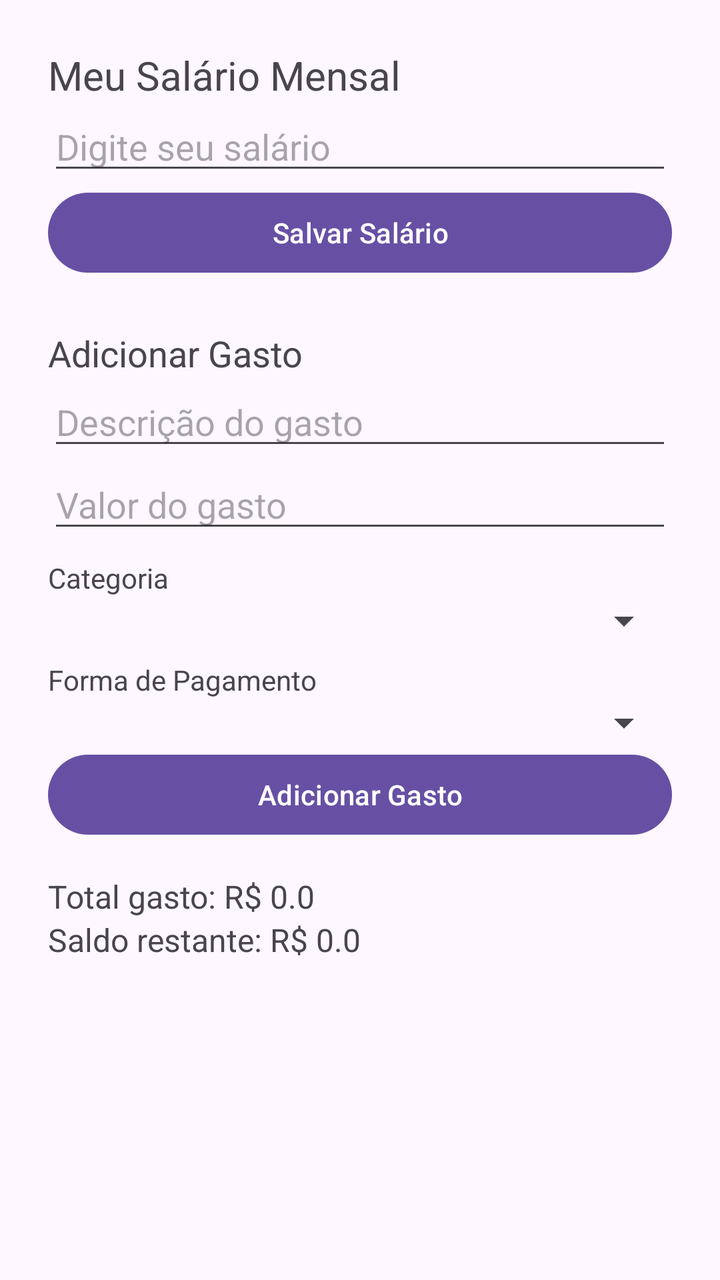
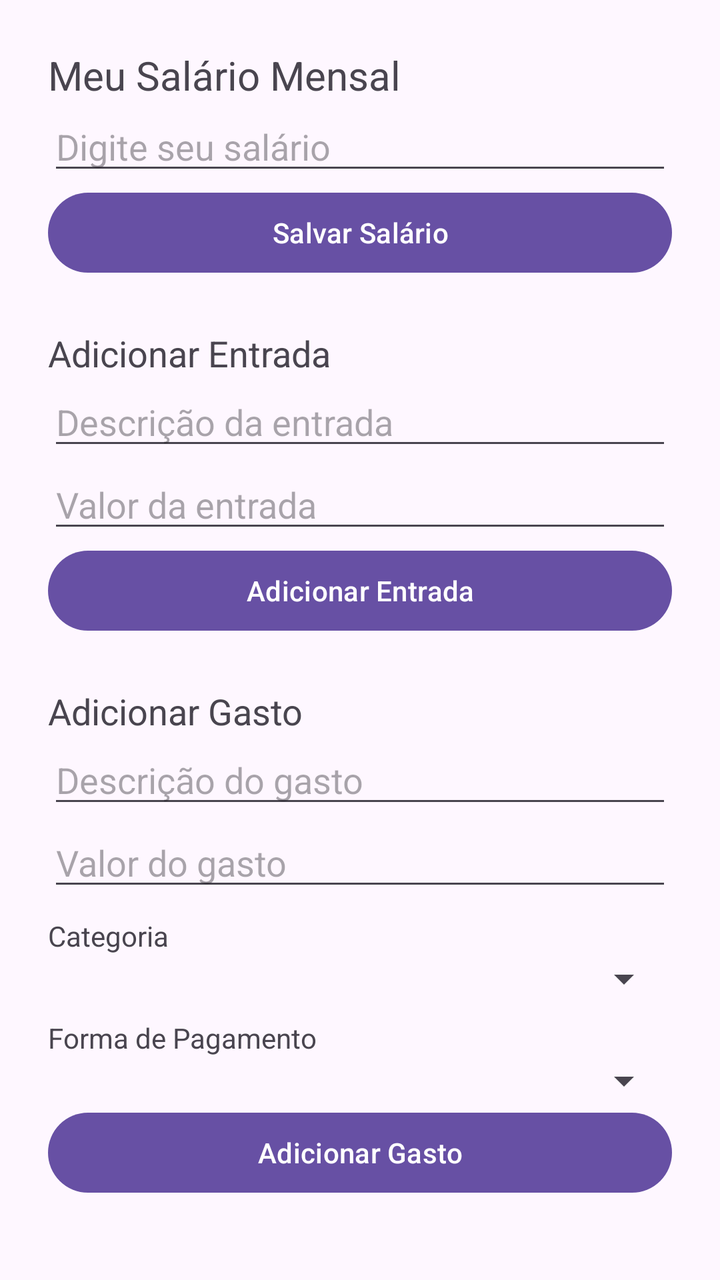

Before-and-after screenshots of an Android layout around one commit, followed by the original layout XML and the change that was made.
<!-- AndroidManifest.xml: application theme Theme.ControleDeGastos -->
<!-- res/layout/activity_main.xml -->
<?xml version="1.0" encoding="utf-8"?>
<LinearLayout xmlns:android="http://schemas.android.com/apk/res/android"
    android:id="@+id/main"
    android:layout_width="match_parent"
    android:layout_height="match_parent"
    android:orientation="vertical"
    android:padding="24dp">

    <TextView
        android:layout_width="wrap_content"
        android:layout_height="wrap_content"
        android:text="Meu Salário Mensal"
        android:textSize="20sp" />

    <EditText
        android:id="@+id/editSalario"
        android:layout_width="match_parent"
        android:layout_height="wrap_content"
        android:hint="Digite seu salário"
        android:inputType="numberDecimal" />

    <Button
        android:id="@+id/btnSalvar"
        android:layout_width="match_parent"
        android:layout_height="wrap_content"
        android:text="Salvar Salário" />

    <TextView
        android:layout_width="wrap_content"
        android:layout_height="wrap_content"
        android:text="Adicionar Gasto"
        android:textSize="18sp"
        android:layout_marginTop="24dp"/>

    <EditText
        android:id="@+id/editDescricao"
        android:layout_width="match_parent"
        android:layout_height="wrap_content"
        android:hint="Descrição do gasto" />

    <EditText
        android:id="@+id/editValorGasto"
        android:layout_width="match_parent"
        android:layout_height="wrap_content"
        android:hint="Valor do gasto"
        android:inputType="numberDecimal" />

    <TextView
        android:layout_width="wrap_content"
        android:layout_height="wrap_content"
        android:layout_marginTop="8dp"
        android:text="Categoria" />

    <Spinner
        android:id="@+id/spinnerCategoria"
        android:layout_width="match_parent"
        android:layout_height="wrap_content" />

    <TextView
        android:layout_width="wrap_content"
        android:layout_height="wrap_content"
        android:layout_marginTop="8dp"
        android:text="Forma de Pagamento" />

    <Spinner
        android:id="@+id/spinnerFormaPagamento"
        android:layout_width="match_parent"
        android:layout_height="wrap_content" />

    <Button
        android:id="@+id/btnAdicionarGasto"
        android:layout_width="match_parent"
        android:layout_height="wrap_content"
        android:text="Adicionar Gasto" />

    <TextView
        android:id="@+id/textTotalGasto"
        android:layout_width="wrap_content"
        android:layout_height="wrap_content"
        android:text="Total gasto: R$ 0.0"
        android:layout_marginTop="16dp"
        android:textSize="16sp"/>

    <TextView
        android:id="@+id/textSaldoRestante"
        android:layout_width="wrap_content"
        android:layout_height="wrap_content"
        android:text="Saldo restante: R$ 0.0"
        android:textSize="16sp"/>

    <androidx.recyclerview.widget.RecyclerView
        android:id="@+id/recyclerGastos"
        android:layout_width="match_parent"
        android:layout_height="0dp"
        android:layout_marginTop="16dp"
        android:layout_weight="1"/>





</LinearLayout>
<!-- resources referenced by this layout -->
<resources>
  <style name="Theme.ControleDeGastos" parent="Base.Theme.ControleDeGastos" />
  <style name="Base.Theme.ControleDeGastos" parent="Theme.Material3.DayNight.NoActionBar">
          
          
      </style>
</resources>

<!-- the commit's change to res/layout/activity_main.xml (unified diff, before → after) -->
@@ -24,6 +24,32 @@
         android:layout_width="match_parent"
         android:layout_height="wrap_content"
         android:text="Salvar Salário" />
+
+    <TextView
+        android:layout_width="wrap_content"
+        android:layout_height="wrap_content"
+        android:text="Adicionar Entrada"
+        android:textSize="18sp"
+        android:layout_marginTop="24dp"/>
+
+    <EditText
+        android:id="@+id/editDescricaoEntrada"
+        android:layout_width="match_parent"
+        android:layout_height="wrap_content"
+        android:hint="Descrição da entrada" />
+
+    <EditText
+        android:id="@+id/editValorEntrada"
+        android:layout_width="match_parent"
+        android:layout_height="wrap_content"
+        android:hint="Valor da entrada"
+        android:inputType="numberDecimal" />
+
+    <Button
+        android:id="@+id/btnAdicionarEntrada"
+        android:layout_width="match_parent"
+        android:layout_height="wrap_content"
+        android:text="Adicionar Entrada" />
 
     <TextView
         android:layout_width="wrap_content"
